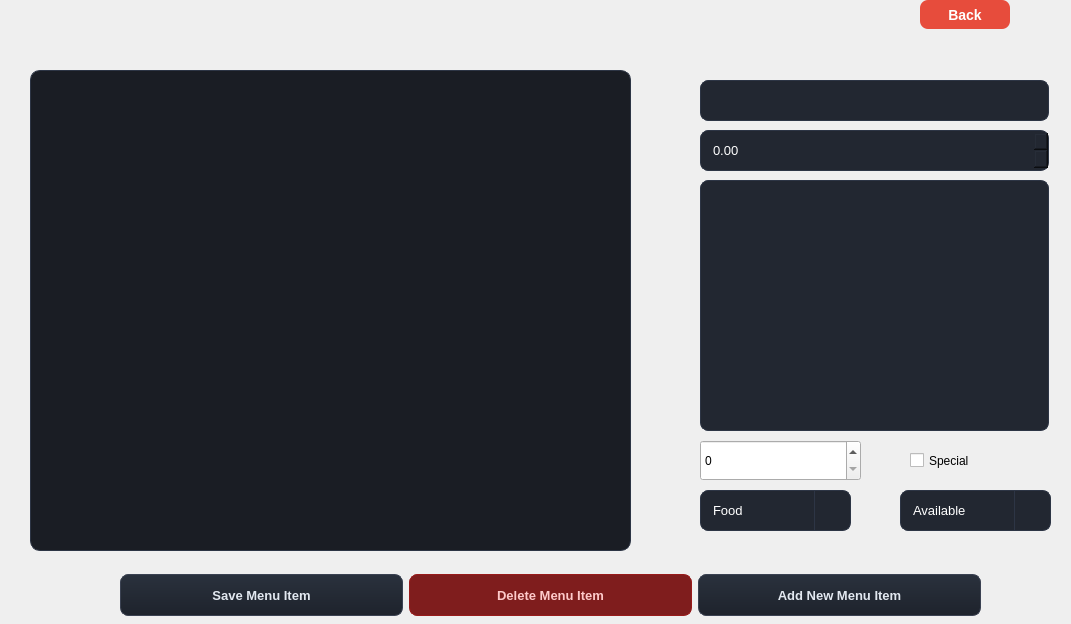
First picture: the form in main/gui/restaurantowner.ui, repository HamidrezaNadafian/Restaurant-Management-System, before the edit.
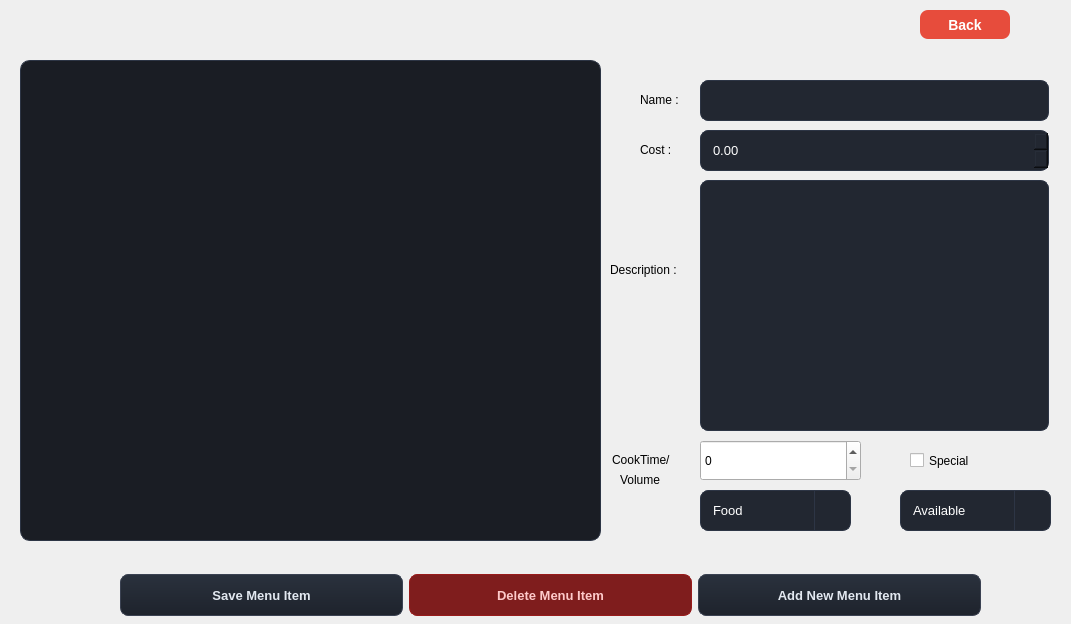
Second picture: the form after the edit.

Commit message: resolve coupon button UI state bugs and polish cart flow

What changed in the file:
```diff
--- a/main/gui/restaurantowner.ui
+++ b/main/gui/restaurantowner.ui
@@ -613,9 +613,9 @@
     <widget class="QListWidget" name="listMenu">
      <property name="geometry">
       <rect>
-       <x>30</x>
-       <y>70</y>
-       <width>601</width>
+       <x>20</x>
+       <y>60</y>
+       <width>581</width>
        <height>481</height>
       </rect>
      </property>
@@ -624,7 +624,7 @@
      <property name="geometry">
       <rect>
        <x>920</x>
-       <y>0</y>
+       <y>10</y>
        <width>90</width>
        <height>29</height>
       </rect>
@@ -778,6 +778,71 @@
       <string>Special</string>
      </property>
     </widget>
+    <widget class="QLabel" name="label_6">
+     <property name="geometry">
+      <rect>
+       <x>640</x>
+       <y>90</y>
+       <width>51</width>
+       <height>20</height>
+      </rect>
+     </property>
+     <property name="text">
+      <string>Name : </string>
+     </property>
+    </widget>
+    <widget class="QLabel" name="label_7">
+     <property name="geometry">
+      <rect>
+       <x>640</x>
+       <y>140</y>
+       <width>51</width>
+       <height>20</height>
+      </rect>
+     </property>
+     <property name="text">
+      <string>Cost : </string>
+     </property>
+    </widget>
+    <widget class="QLabel" name="label_8">
+     <property name="geometry">
+      <rect>
+       <x>610</x>
+       <y>260</y>
+       <width>91</width>
+       <height>20</height>
+      </rect>
+     </property>
+     <property name="text">
+      <string>Description : </string>
+     </property>
+    </widget>
+    <widget class="QLabel" name="label_9">
+     <property name="geometry">
+      <rect>
+       <x>612</x>
+       <y>450</y>
+       <width>81</width>
+       <height>20</height>
+      </rect>
+     </property>
+     <property name="text">
+      <string>CookTime/</string>
+     </property>
+    </widget>
+    <widget class="QLabel" name="label_10">
+     <property name="geometry">
+      <rect>
+       <x>620</x>
+       <y>470</y>
+       <width>63</width>
+       <height>20</height>
+      </rect>
+     </property>
+     <property name="text">
+      <string>Volume</string>
+     </property>
+    </widget>
    </widget>
    <widget class="QWidget" name="page_4">
     <widget class="QListWidget" name="listWidgetRestOrders">
```
The commit also changes 2 other files.
